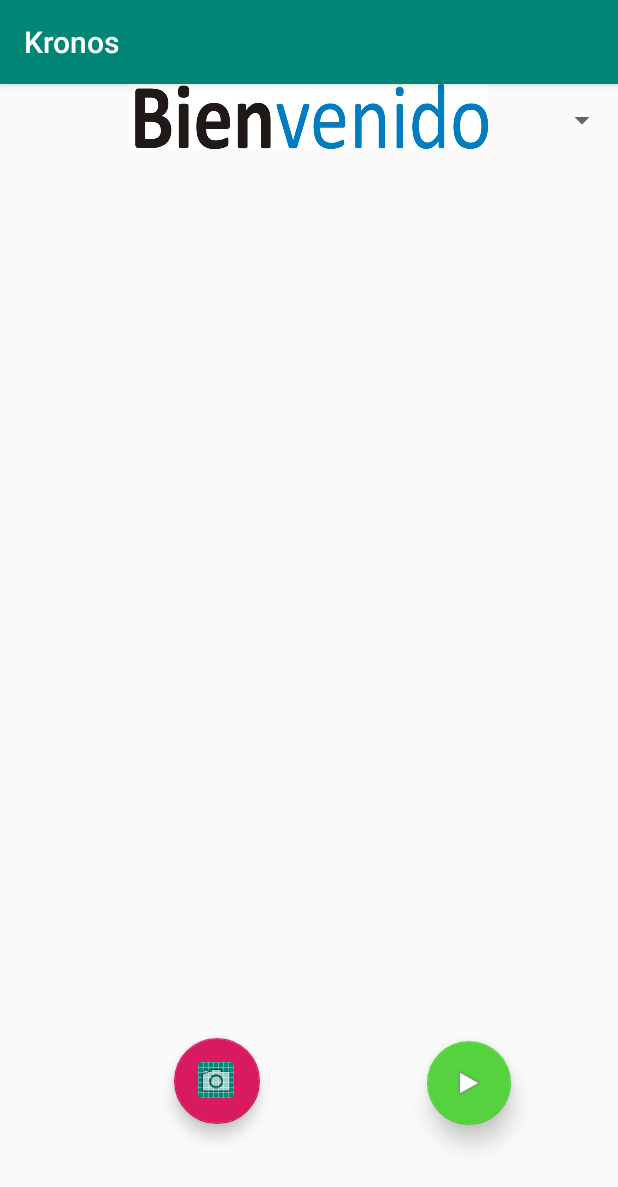
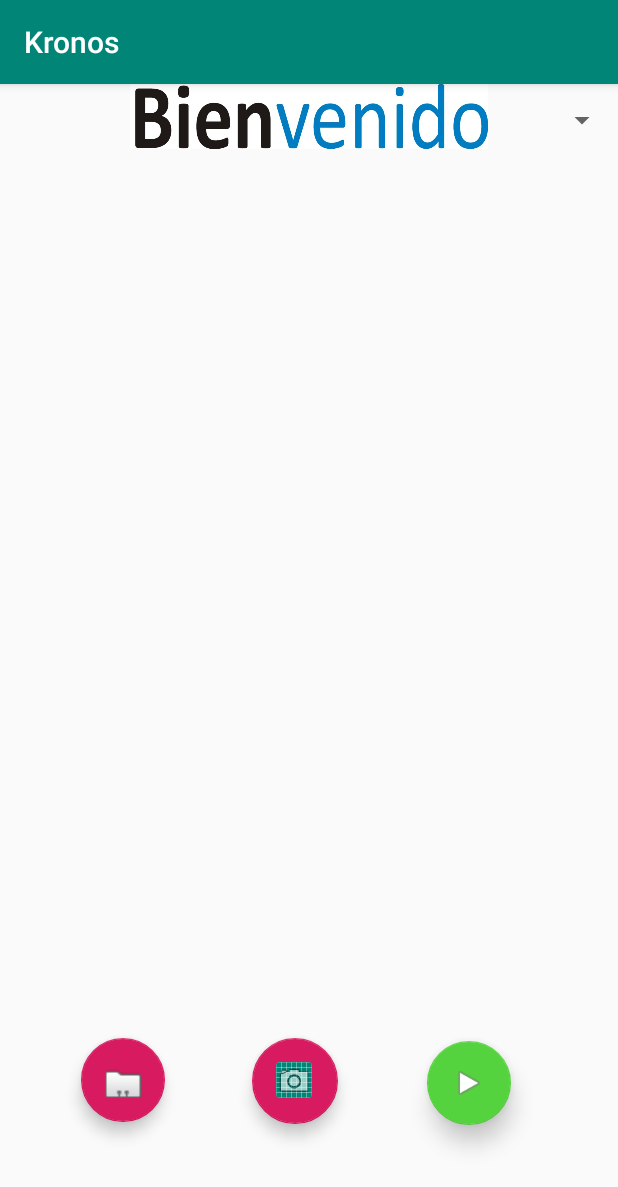
Before and after one commit to trabajointerdisciplinar19/grupo3, an Android app: the Spinner_ screen opened directly, with no data from a screen before it, on a phone screen of 412 x 824 dp. Shown: the top 1187 px of the screen. Run offline under Robolectric (Android 15) with nearby library versions, the phone set to English and light mode, and no system bars.

Commit message:
Gestor de Archivos

```diff
--- a/Kronos/app/src/main/java/com/geo/kronos/Spinner_.java
+++ b/Kronos/app/src/main/java/com/geo/kronos/Spinner_.java
@@ -29,4 +29,8 @@ public class Spinner_ extends AppCompatActivity {
         Intent intent= new Intent(Spinner_.this,Camera.class);
         startActivity(intent);
     }
+    public void change_files(View v) {
+        Intent intent= new Intent(Spinner_.this,Explorer.class);
+        startActivity(intent);
+    }
 }
--- a/Kronos/app/src/main/res/layout/activity_spinner_.xml
+++ b/Kronos/app/src/main/res/layout/activity_spinner_.xml
@@ -47,10 +47,24 @@
         android:onClick="change_camera"
         app:layout_constraintBottom_toBottomOf="parent"
         app:layout_constraintEnd_toStartOf="@+id/floatingActionButton"
-        app:layout_constraintHorizontal_bias="0.511"
+        app:layout_constraintHorizontal_bias="0.74"
         app:layout_constraintStart_toStartOf="parent"
         app:layout_constraintTop_toBottomOf="@+id/imageView2"
         app:layout_constraintVertical_bias="0.888"
         app:srcCompat="@mipmap/camera_icon_round" />
 
+    <com.google.android.material.floatingactionbutton.FloatingActionButton
+        android:id="@+id/floatingActionButton3"
+        android:layout_width="wrap_content"
+        android:layout_height="wrap_content"
+        android:clickable="true"
+        android:onClick="change_files"
+        app:layout_constraintBottom_toBottomOf="parent"
+        app:layout_constraintEnd_toStartOf="@+id/floatingActionButton2"
+        app:layout_constraintHorizontal_bias="0.482"
+        app:layout_constraintStart_toStartOf="parent"
+        app:layout_constraintTop_toBottomOf="@+id/imageView2"
+        app:layout_constraintVertical_bias="0.886"
+        app:srcCompat="@android:drawable/sym_contact_card" />
+
 </androidx.constraintlayout.widget.ConstraintLayout>
--- /dev/null
+++ b/Kronos/app/src/main/res/layout/text_view_lista_archivos.xml
@@ -0,0 +1,5 @@
+<?xml version="1.0" encoding="utf-8"?>
+<TextView xmlns:android="http://schemas.android.com/apk/res/android"
+    android:layout_width="match_parent"
+    android:layout_height="50dp"
+    android:gravity="center_vertical"/>
```
Also changed, not shown: Kronos/app/src/main/java/com/geo/kronos/Explorer.java (added, +109 -0 lines).
